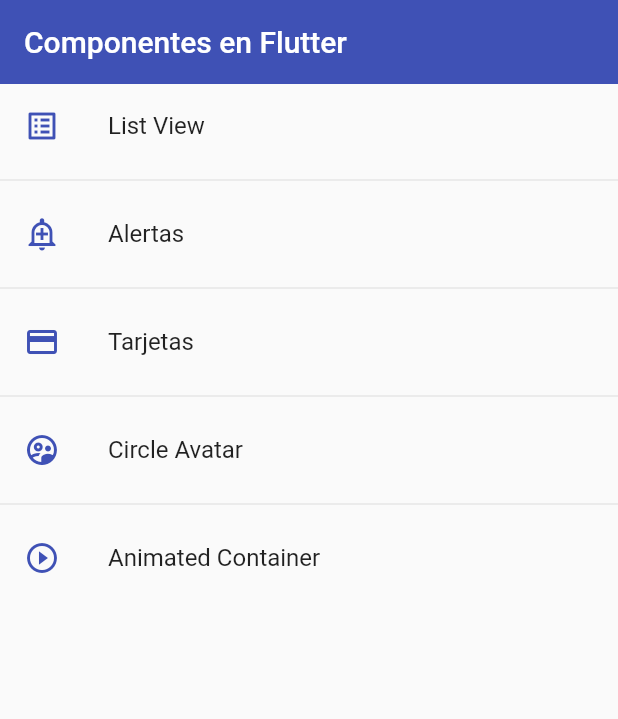
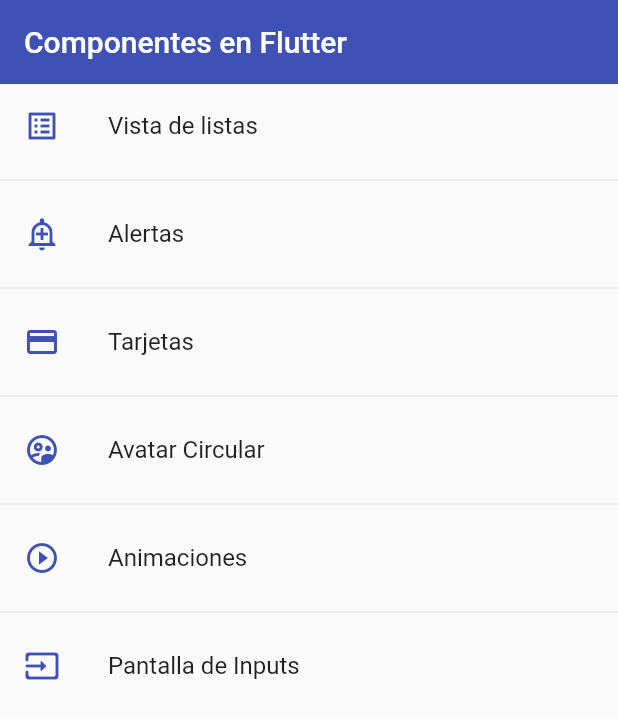
Before and after one commit to martinb28/FlutterComponents, a Flutter app: the screen it shows after launch, on a phone screen of 412 x 824 dp. Shown: the top 719 px of the screen. Run offline on Flutter 3.47's test engine with Material 2 defaults, Android fonts, the phone set to English and light mode, and no system bars; missing offline and left inert: dart:ffi.

Commit message:
creacion de inputs fields

```diff
--- a/lib/router/app_routes.dart
+++ b/lib/router/app_routes.dart
@@ -1,4 +1,3 @@
-
 import 'package:flutter/material.dart';
 import 'package:fl_components/models/models.dart';
 import 'package:fl_components/screens/screens.dart';
@@ -11,11 +10,12 @@ class AppRoutes{
   static final menuOptions = <MenuOption> [
     //TODO: borrar home
     //MenuOption(route: 'home', name: 'Home Screen', screen: const HomeScreen(), icon: Icons.home_max_sharp),
-    MenuOption(route: 'listview1', name: 'List View', screen: const Listview1Screen(), icon: Icons.list_alt),
+    MenuOption(route: 'listview1', name: 'Vista de listas', screen: const Listview1Screen(), icon: Icons.list_alt),
     MenuOption(route: 'alert', name: 'Alertas', screen: const AlertScreen(), icon: Icons.add_alert_outlined),
     MenuOption(route: 'card', name: 'Tarjetas', screen: const CardScreen(), icon: Icons.credit_card),
-    MenuOption(route: 'avatar', name: 'Circle Avatar', screen: const AvatarScreen(), icon: Icons.supervised_user_circle_outlined),
-    MenuOption(route: 'animated', name: 'Animated Container', screen: const AnimatedScreen(), icon: Icons.play_circle_outline_outlined),
+    MenuOption(route: 'avatar', name: 'Avatar Circular', screen: const AvatarScreen(), icon: Icons.supervised_user_circle_outlined),
+    MenuOption(route: 'animated', name: 'Animaciones', screen: const AnimatedScreen(), icon: Icons.play_circle_outline_outlined),
+    MenuOption(route: 'inputs', name: 'Pantalla de Inputs', screen: const InputsScreen(), icon: Icons.input_rounded),
   ];
 
   static Map<String, Widget Function(BuildContext)> getAppRoutes() {
--- a/lib/screens/screens.dart
+++ b/lib/screens/screens.dart
@@ -3,4 +3,5 @@ export 'package:fl_components/screens/animated_screen.dart';
 export 'package:fl_components/screens/avatar_screen.dart';
 export 'package:fl_components/screens/card_screen.dart';
 export 'package:fl_components/screens/home_screen.dart';
+export 'package:fl_components/screens/inputs_screen.dart';
 export 'package:fl_components/screens/listview1_screen.dart';
```
Also changed, not shown: lib/screens/inputs_screen.dart (added, +33 -0 lines).
